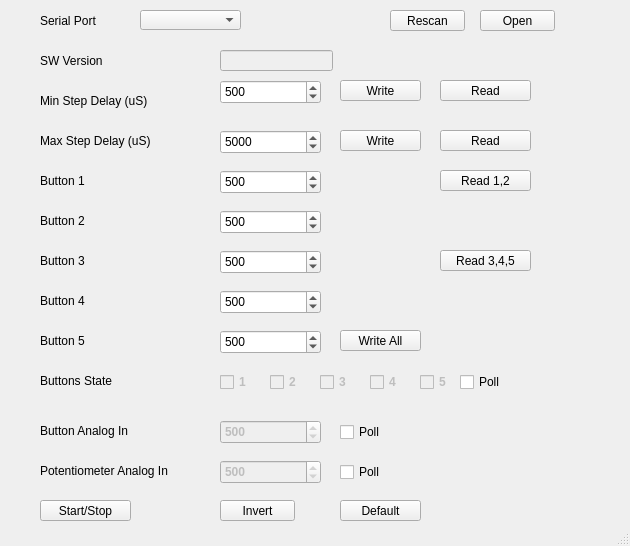
Old version of the form Maintenance/src/MaintenanceGui.ui in the repository alexfoglia1/StepperDriverController.
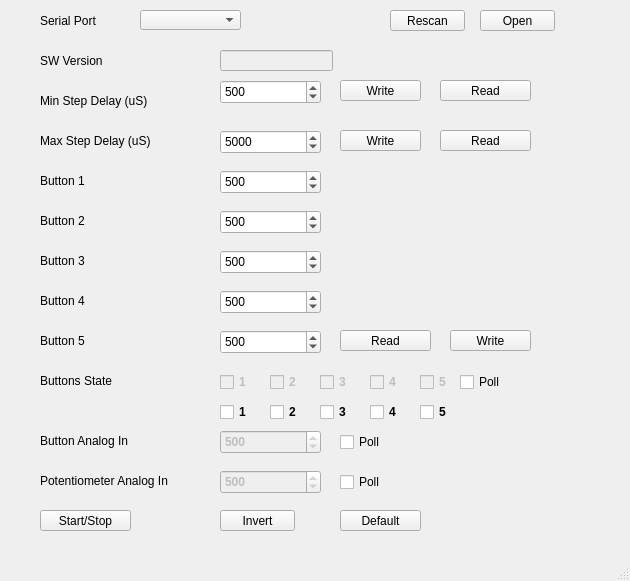
New version of the form.

Commit message: vers. 1.9-b : updated maintenance protocol

```diff
--- a/Maintenance/src/MaintenanceGui.ui
+++ b/Maintenance/src/MaintenanceGui.ui
@@ -10,7 +10,7 @@
     <x>0</x>
     <y>0</y>
     <width>630</width>
-    <height>546</height>
+    <height>581</height>
    </rect>
   </property>
   <property name="windowTitle">
@@ -186,7 +186,7 @@
     <property name="geometry">
      <rect>
       <x>40</x>
-      <y>500</y>
+      <y>510</y>
       <width>91</width>
       <height>21</height>
      </rect>
@@ -199,7 +199,7 @@
     <property name="geometry">
      <rect>
       <x>220</x>
-      <y>500</y>
+      <y>510</y>
       <width>75</width>
       <height>21</height>
      </rect>
@@ -212,7 +212,7 @@
     <property name="geometry">
      <rect>
       <x>340</x>
-      <y>500</y>
+      <y>510</y>
       <width>81</width>
       <height>21</height>
      </rect>
@@ -352,27 +352,14 @@
    <widget class="QPushButton" name="btnReadButton1">
     <property name="geometry">
      <rect>
-      <x>440</x>
-      <y>170</y>
+      <x>340</x>
+      <y>330</y>
       <width>91</width>
       <height>21</height>
      </rect>
     </property>
     <property name="text">
-     <string>Read 1,2</string>
-    </property>
-   </widget>
-   <widget class="QPushButton" name="btnReadButton3">
-    <property name="geometry">
-     <rect>
-      <x>440</x>
-      <y>250</y>
-      <width>91</width>
-      <height>21</height>
-     </rect>
-    </property>
-    <property name="text">
-     <string>Read 3,4,5</string>
+     <string>Read</string>
     </property>
    </widget>
    <widget class="QCheckBox" name="checkButton1">
@@ -480,7 +467,7 @@
     <property name="geometry">
      <rect>
       <x>40</x>
-      <y>420</y>
+      <y>430</y>
       <width>141</width>
       <height>21</height>
      </rect>
@@ -496,7 +483,7 @@
     <property name="geometry">
      <rect>
       <x>220</x>
-      <y>420</y>
+      <y>430</y>
       <width>101</width>
       <height>24</height>
      </rect>
@@ -533,14 +520,14 @@
    <widget class="QPushButton" name="btnWriteButtons">
     <property name="geometry">
      <rect>
-      <x>340</x>
+      <x>450</x>
       <y>330</y>
       <width>81</width>
       <height>21</height>
      </rect>
     </property>
     <property name="text">
-     <string>Write All</string>
+     <string>Write</string>
     </property>
    </widget>
    <widget class="QSpinBox" name="spinButton5">
@@ -601,7 +588,7 @@
     <property name="geometry">
      <rect>
       <x>340</x>
-      <y>420</y>
+      <y>430</y>
       <width>92</width>
       <height>24</height>
      </rect>
@@ -614,7 +601,7 @@
     <property name="geometry">
      <rect>
       <x>40</x>
-      <y>460</y>
+      <y>470</y>
       <width>141</width>
       <height>21</height>
      </rect>
@@ -627,7 +614,7 @@
     <property name="geometry">
      <rect>
       <x>340</x>
-      <y>460</y>
+      <y>470</y>
       <width>92</width>
       <height>24</height>
      </rect>
@@ -643,7 +630,7 @@
     <property name="geometry">
      <rect>
       <x>220</x>
-      <y>460</y>
+      <y>470</y>
       <width>101</width>
       <height>24</height>
      </rect>
@@ -696,6 +683,116 @@
      </font>
     </property>
    </widget>
+   <widget class="QCheckBox" name="checkButton2_tx">
+    <property name="enabled">
+     <bool>true</bool>
+    </property>
+    <property name="geometry">
+     <rect>
+      <x>270</x>
+      <y>400</y>
+      <width>41</width>
+      <height>24</height>
+     </rect>
+    </property>
+    <property name="font">
+     <font>
+      <weight>75</weight>
+      <bold>true</bold>
+     </font>
+    </property>
+    <property name="text">
+     <string>2</string>
+    </property>
+   </widget>
+   <widget class="QCheckBox" name="checkButton5_tx">
+    <property name="enabled">
+     <bool>true</bool>
+    </property>
+    <property name="geometry">
+     <rect>
+      <x>420</x>
+      <y>400</y>
+      <width>41</width>
+      <height>24</height>
+     </rect>
+    </property>
+    <property name="font">
+     <font>
+      <weight>75</weight>
+      <bold>true</bold>
+     </font>
+    </property>
+    <property name="text">
+     <string>5</string>
+    </property>
+   </widget>
+   <widget class="QCheckBox" name="checkButton3_tx">
+    <property name="enabled">
+     <bool>true</bool>
+    </property>
+    <property name="geometry">
+     <rect>
+      <x>320</x>
+      <y>400</y>
+      <width>41</width>
+      <height>24</height>
+     </rect>
+    </property>
+    <property name="font">
+     <font>
+      <weight>75</weight>
+      <bold>true</bold>
+     </font>
+    </property>
+    <property name="text">
+     <string>3</string>
+    </property>
+   </widget>
+   <widget class="QCheckBox" name="checkButton4_tx">
+    <property name="enabled">
+     <bool>true</bool>
+    </property>
+    <property name="geometry">
+     <rect>
+      <x>370</x>
+      <y>400</y>
+      <width>41</width>
+      <height>24</height>
+     </rect>
+    </property>
+    <property name="font">
+     <font>
+      <weight>75</weight>
+      <bold>true</bold>
+     </font>
+    </property>
+    <property name="text">
+     <string>4</string>
+    </property>
+   </widget>
+   <widget class="QCheckBox" name="checkButton1_tx">
+    <property name="enabled">
+     <bool>true</bool>
+    </property>
+    <property name="geometry">
+     <rect>
+      <x>220</x>
+      <y>400</y>
+      <width>41</width>
+      <height>24</height>
+     </rect>
+    </property>
+    <property name="font">
+     <font>
+      <weight>75</weight>
+      <bold>true</bold>
+     </font>
+    </property>
+    <property name="text">
+     <string>1</string>
+    </property>
+   </widget>
   </widget>
   <widget class="QStatusBar" name="statusbar"/>
   <action name="actionClear_logs">
```
Left out of the diff: 2 changed lines with no effect on the pictures. The commit also changes 6 other files.
